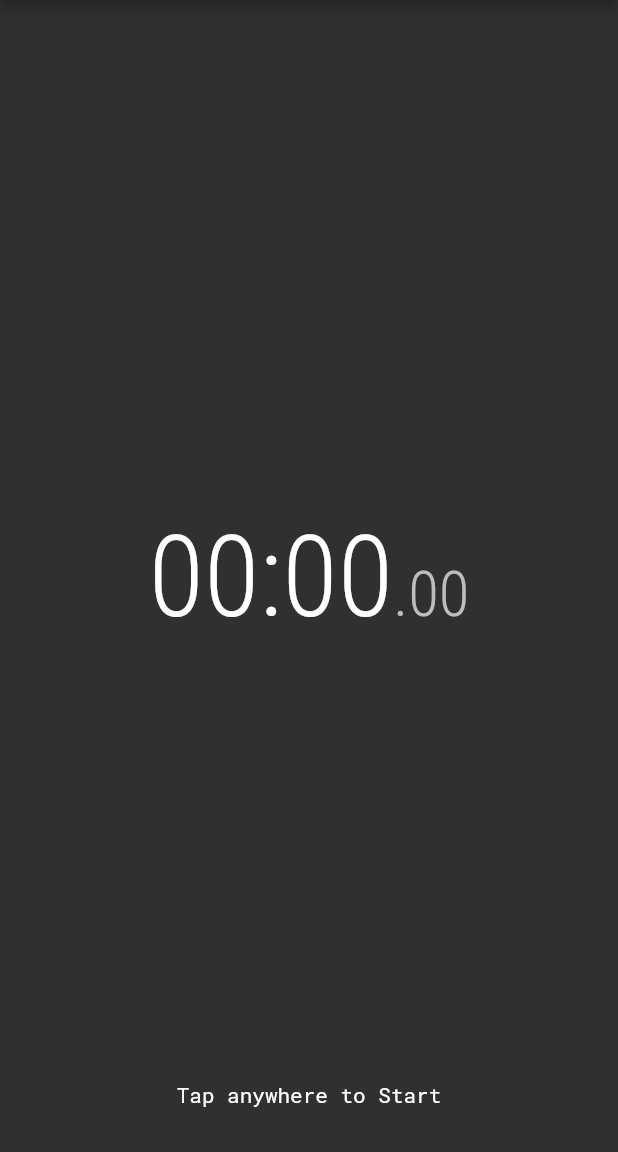
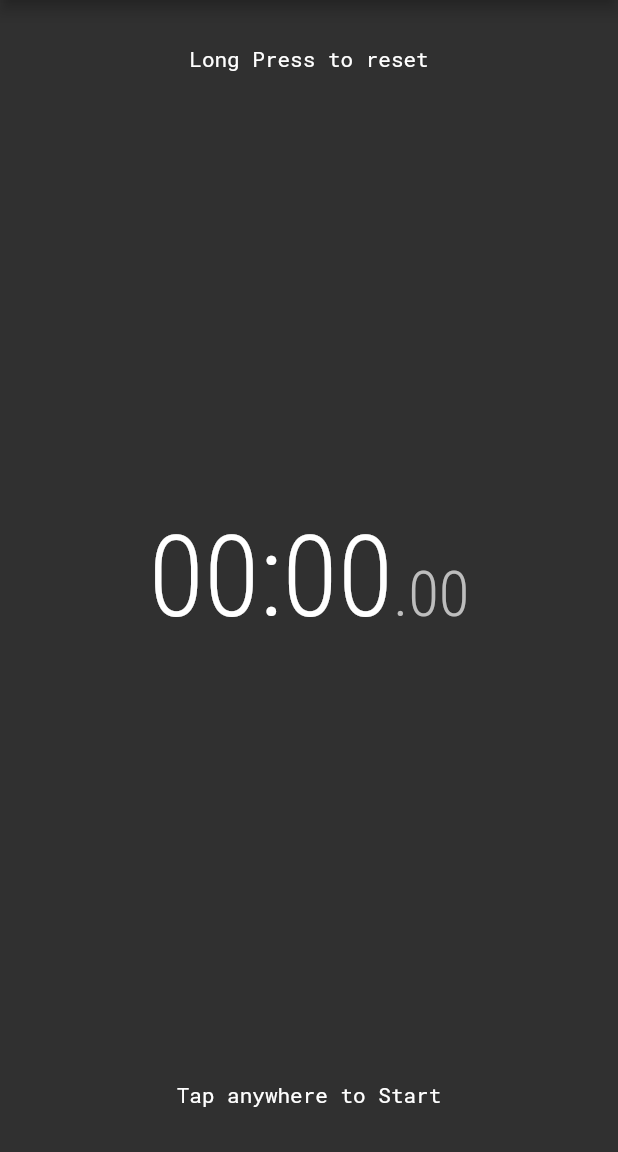
Before and after one commit to othman98shawgan/easy-stopwatch, a Flutter app: the screen it shows after launch, on a phone screen of 412 x 824 dp, the part 84-1236 px from its top. Run offline on Flutter 3.47's test engine with Material 2 defaults, Android fonts, the light colour scheme and no system bars; our stand-ins replace google_fonts, wakelock.

Commit message:
#17: long press message added

```diff
--- a/lib/ui/home.dart
+++ b/lib/ui/home.dart
@@ -41,9 +41,13 @@ class _HomePageState extends State<HomePage> {
     setState(() {});
   }
 
+  void reset() {
+    _stopwatch.reset();
+    _stopwatch.stop();
+  }
+
   @override
   Widget build(BuildContext context) {
-    double width = MediaQuery.of(context).size.width;
     double height = MediaQuery.of(context).size.height;
     // Height (without SafeArea)
     var padding = MediaQuery.of(context).viewPadding;
@@ -64,8 +68,7 @@ class _HomePageState extends State<HomePage> {
                           icon: const Icon(Icons.refresh),
                           tooltip: 'Reset Stop-Watch',
                           onPressed: () {
-                            _stopwatch.reset();
-                            _stopwatch.stop();
+                            reset();
                           }),
                     ])
               : null,
@@ -73,14 +76,23 @@ class _HomePageState extends State<HomePage> {
             child: GestureDetector(
               behavior: HitTestBehavior.opaque,
               onLongPress: () {
-                _stopwatch.reset();
-                _stopwatch.stop();
+                reset();
               },
               onTap: handleStartStop,
               child: Column(
                 mainAxisAlignment: MainAxisAlignment.center,
                 children: <Widget>[
-                  SizedBox(height: height3 / 10),
+                  SizedBox(
+                    height: height3 / 10,
+                    child: Center(
+                      child: Text(
+                        'Long Press to reset',
+                        style: TextStyle(
+                          fontFamily: GoogleFonts.robotoMono().fontFamily,
+                        ),
+                      ),
+                    ),
+                  ),
                   SizedBox(
                     height: height3 * 4 / 5,
                     child: Center(
```
